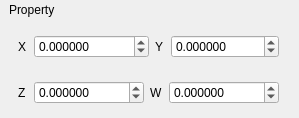
First picture: the form in IntrinsicEd/src/IntrinsicEdPropertyEditorVec4.ui, repository begla/Intrinsic, before the edit.
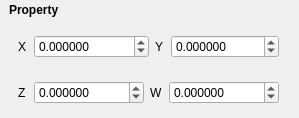
Second picture: the form after the edit.

What changed in the file:
```diff
--- a/IntrinsicEd/src/IntrinsicEdPropertyEditorVec4.ui
+++ b/IntrinsicEd/src/IntrinsicEdPropertyEditorVec4.ui
@@ -79,6 +79,12 @@
           <height>0</height>
          </size>
         </property>
+        <property name="font">
+         <font>
+          <weight>75</weight>
+          <bold>true</bold>
+         </font>
+        </property>
         <property name="text">
          <string>Property</string>
         </property>
```
